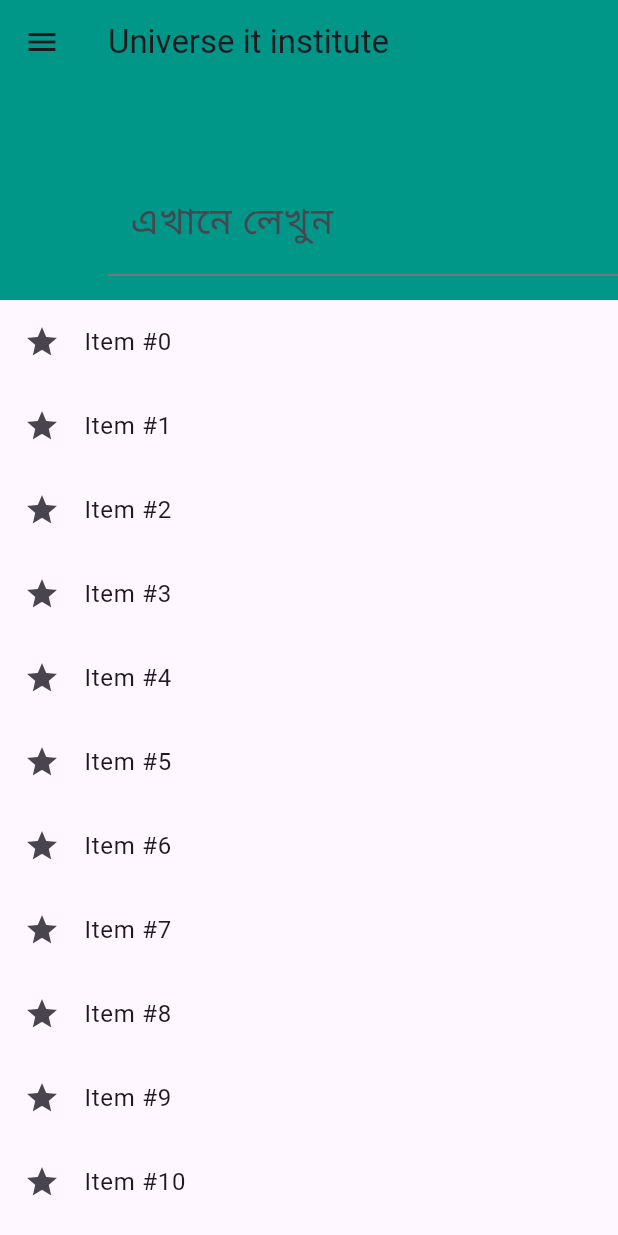
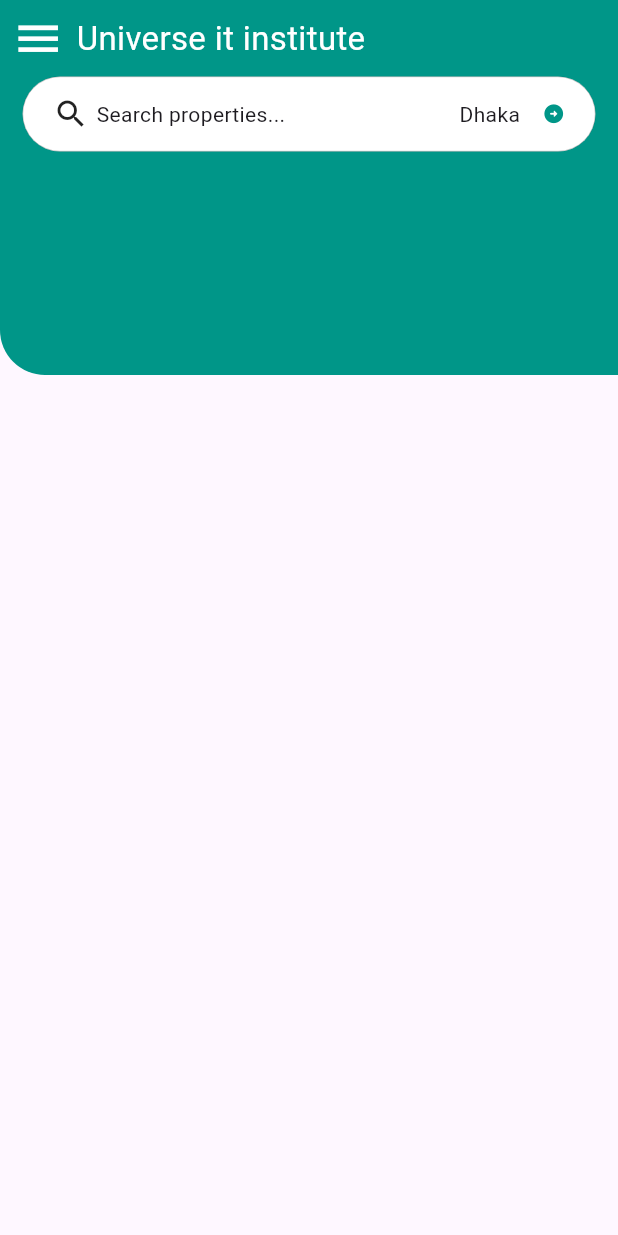
Before and after one commit to universeit12/Finca-property2, a Flutter app: the screen it shows after launch, on a phone screen of 412 x 824 dp. Run offline on Flutter 3.47's test engine with Material 3 defaults, Android fonts, the light colour scheme and no system bars; our stand-ins replace animated_text_kit, get.

Commit message:
custom search bar added

```diff
--- a/lib/presentation/modules/home/home.dart
+++ b/lib/presentation/modules/home/home.dart
@@ -1,7 +1,6 @@
 import 'package:flutter/material.dart';
 import 'package:universe_it_project/utils/app_string.dart';
-import 'package:universe_it_project/widgets/custom_drawer.dart';
-
+import 'package:universe_it_project/widgets/custom_searchBar.dart';
 
 class Home extends StatelessWidget {
   Home({super.key});
@@ -10,40 +9,37 @@
   @override
   Widget build(BuildContext context) {
     return Scaffold(
-      key: scaffoldkey,
-      body: CustomScrollView(
-        slivers: [
-          const SliverAppBar(
-            expandedHeight: 200.0,
-            floating: true,
-            pinned: true,
-            backgroundColor: Colors.teal,
-            title: Text(AppString.name),
-            flexibleSpace: FlexibleSpaceBar(
-              collapseMode: CollapseMode.parallax,
-              title: TextField(
-                decoration: InputDecoration(
-                  hintText: 'এখানে লেখুন',
-                  contentPadding: EdgeInsets.symmetric(
-                      horizontal: 10.0), // প্যাডিং কাস্টমাইজ করুন
-                ),
+        body: Column(
+      children: [
+        Container(
+          height: 250,
+          width: double.infinity,
+          decoration: const BoxDecoration(
+              color: Colors.teal,
+              borderRadius:
+                  BorderRadius.only(bottomLeft: Radius.circular(30.0))),
+          child: Column(
+            children: [
+              Row(
+                children: [
+                  IconButton(
+                      onPressed: () {},
+                      icon: const Icon(
+                        Icons.menu,
+                        color: Colors.white,
+                        size: 35.0,
+                      )),
+                  const Text(
+                    AppString.name,
+                    style: TextStyle(color: Colors.white, fontSize: 22.0),
+                  )
+                ],
               ),
-            ),
+              CustomSearchBar()
+            ],
           ),
-          SliverList(
-            delegate: SliverChildBuilderDelegate(
-              (BuildContext context, int index) {
-                return ListTile(
-                  leading: const Icon(Icons.star),
-                  title: Text('Item #$index'),
-                );
-              },
-              childCount: 50,
-            ),
-          ),
-        ],
-      ),
-      drawer: const CustomDrawer(),
-    );
+        )
+      ],
+    ));
   }
 }
--- a/lib/widgets/custom_searchBar.dart
+++ b/lib/widgets/custom_searchBar.dart
@@ -16,24 +16,33 @@
           clipBehavior: Clip.antiAlias,
           height: 50.0,
           margin: const EdgeInsets.symmetric(horizontal: 15),
-          padding: const EdgeInsets.only(right: 15),
+          padding: const EdgeInsets.only(right: 20.0, left: 20.0),
           decoration: BoxDecoration(
               color: Colors.white,
-              borderRadius: BorderRadius.circular(8.0),
+              borderRadius: BorderRadius.circular(30.0),
               border: Border.all(color: Colors.black45, width: 0.3)),
-          child:  Row(
-            mainAxisAlignment: MainAxisAlignment.spaceBetween,
+          child: Row(
+            mainAxisAlignment: MainAxisAlignment.center,
+            crossAxisAlignment: CrossAxisAlignment.center,
             children: [
+              const Icon(Icons.search),
+              const SizedBox(
+                width: 5.0,
+              ),
+              const Text("Search properties..."),
+              const Spacer(),
               Container(
-                padding: const EdgeInsets.symmetric(horizontal: 15),
-                height: 50.0,
-                decoration: const BoxDecoration(
-                  color: Colors.teal,
-
-                ),
-                child: const Icon(Icons.search),
+                  alignment: Alignment.center,
+                  padding: const EdgeInsets.symmetric(horizontal: 15),
+                  height: 50.0,
+                  decoration: const BoxDecoration(),
+                  child: const Text("Dhaka")),
+              const Icon(
+                Icons.arrow_circle_right_rounded,
+                color: Colors.teal,
+                size: 15.0,
               ),
-              const Text("Search"), ],
+            ],
           ),
         ),
       ),
```
